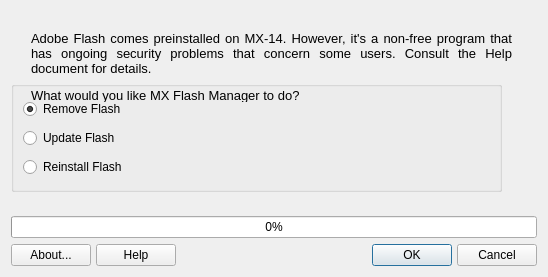
Qt form mxflash.ui (MX-Linux/mx-flash) before a commit.
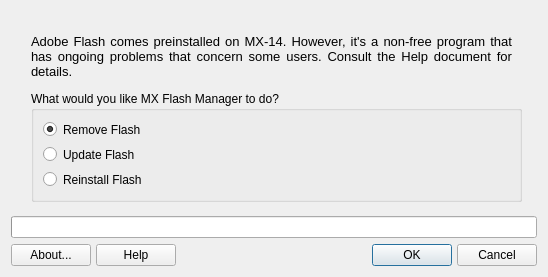
The same form after that commit. Icons and pictures are not drawn.

Commit message: added check for non-sse2 and some GUI changes

```diff
--- a/mxflash.ui
+++ b/mxflash.ui
@@ -26,7 +26,7 @@
          <x>20</x>
          <y>20</y>
          <width>481</width>
-         <height>71</height>
+         <height>51</height>
         </rect>
        </property>
        <property name="text">
@@ -34,8 +34,7 @@
 &lt;html&gt;&lt;head&gt;&lt;meta name=&quot;qrichtext&quot; content=&quot;1&quot; /&gt;&lt;style type=&quot;text/css&quot;&gt;
 p, li { white-space: pre-wrap; }
 &lt;/style&gt;&lt;/head&gt;&lt;body style=&quot; font-family:'Sans'; font-size:10pt; font-weight:400; font-style:normal;&quot;&gt;
-&lt;p align=&quot;justify&quot; style=&quot; margin-top:12px; margin-bottom:12px; margin-left:0px; margin-right:0px; -qt-block-indent:0; text-indent:0px;&quot;&gt;Adobe Flash comes preinstalled on MX-14. However, it's a non-free program that has ongoing security problems that concern some users. Consult the Help document for details.&lt;/p&gt;
-&lt;p align=&quot;justify&quot; style=&quot; margin-top:12px; margin-bottom:12px; margin-left:0px; margin-right:0px; -qt-block-indent:0; text-indent:0px;&quot;&gt;What would you like MX Flash Manager to do?&lt;/p&gt;&lt;/body&gt;&lt;/html&gt;</string>
+&lt;p align=&quot;justify&quot; style=&quot; margin-top:12px; margin-bottom:12px; margin-left:0px; margin-right:0px; -qt-block-indent:0; text-indent:0px;&quot;&gt;Adobe Flash comes preinstalled on MX-14. However, it's a non-free program that has ongoing problems that concern some users. Consult the Help document for details.&lt;/p&gt;&lt;/body&gt;&lt;/html&gt;</string>
        </property>
        <property name="textFormat">
         <enum>Qt::RichText</enum>
@@ -47,8 +46,8 @@
       <widget class="QGroupBox" name="whatGroupBox">
        <property name="geometry">
         <rect>
-         <x>0</x>
-         <y>70</y>
+         <x>20</x>
+         <y>80</y>
          <width>491</width>
          <height>111</height>
         </rect>
@@ -60,7 +59,7 @@
         </sizepolicy>
        </property>
        <property name="title">
-        <string/>
+        <string>What would you like MX Flash Manager to do?</string>
        </property>
        <layout class="QGridLayout" name="_2">
         <property name="margin">
@@ -69,19 +68,6 @@
         <property name="spacing">
          <number>6</number>
         </property>
-        <item row="0" column="0">
-         <widget class="QRadioButton" name="removeRadioButton">
-          <property name="toolTip">
-           <string>Select to copy/sync entire home</string>
-          </property>
-          <property name="text">
-           <string>Remove Flash</string>
-          </property>
-          <property name="checked">
-           <bool>true</bool>
-          </property>
-         </widget>
-        </item>
         <item row="4" column="0">
          <widget class="QRadioButton" name="installRadioButton">
           <property name="text">
@@ -99,6 +85,19 @@
           </property>
          </widget>
         </item>
+        <item row="1" column="0">
+         <widget class="QRadioButton" name="removeRadioButton">
+          <property name="toolTip">
+           <string>Select to copy/sync entire home</string>
+          </property>
+          <property name="text">
+           <string>Remove Flash</string>
+          </property>
+          <property name="checked">
+           <bool>true</bool>
+          </property>
+         </widget>
+        </item>
        </layout>
       </widget>
      </widget>
@@ -242,6 +241,9 @@
      <property name="value">
       <number>0</number>
      </property>
+     <property name="textVisible">
+      <bool>false</bool>
+     </property>
     </widget>
    </item>
    <item>
```
Left out of the diff: 27 changed lines with no effect on the pictures. The commit also changes 4 other files.
